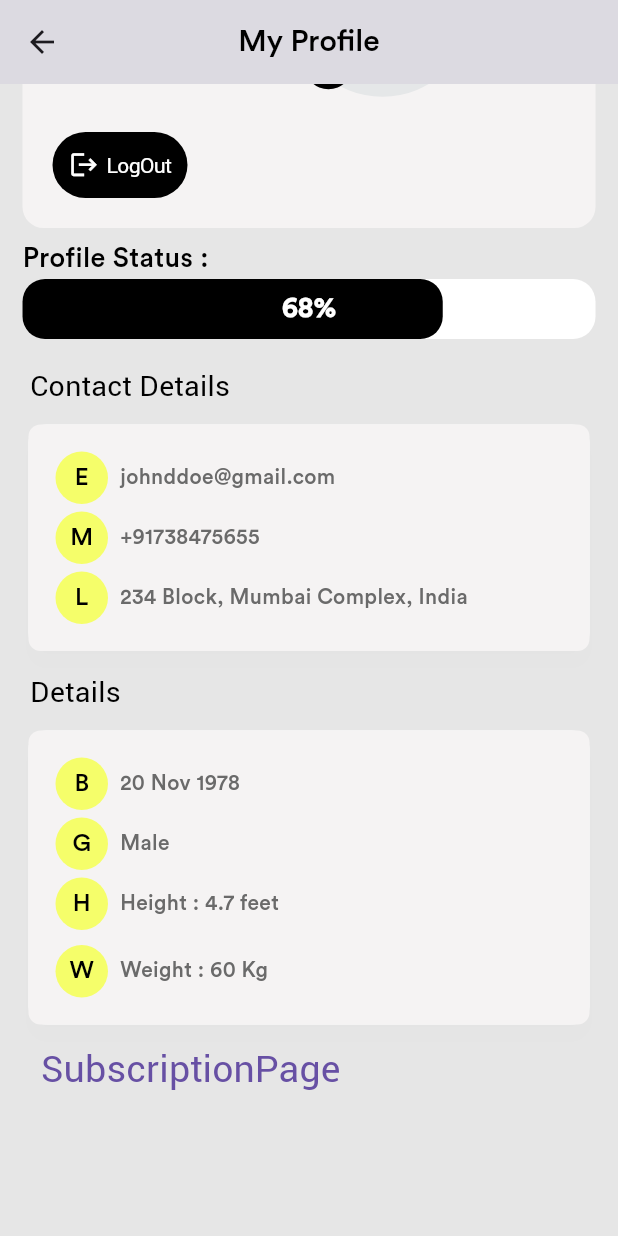
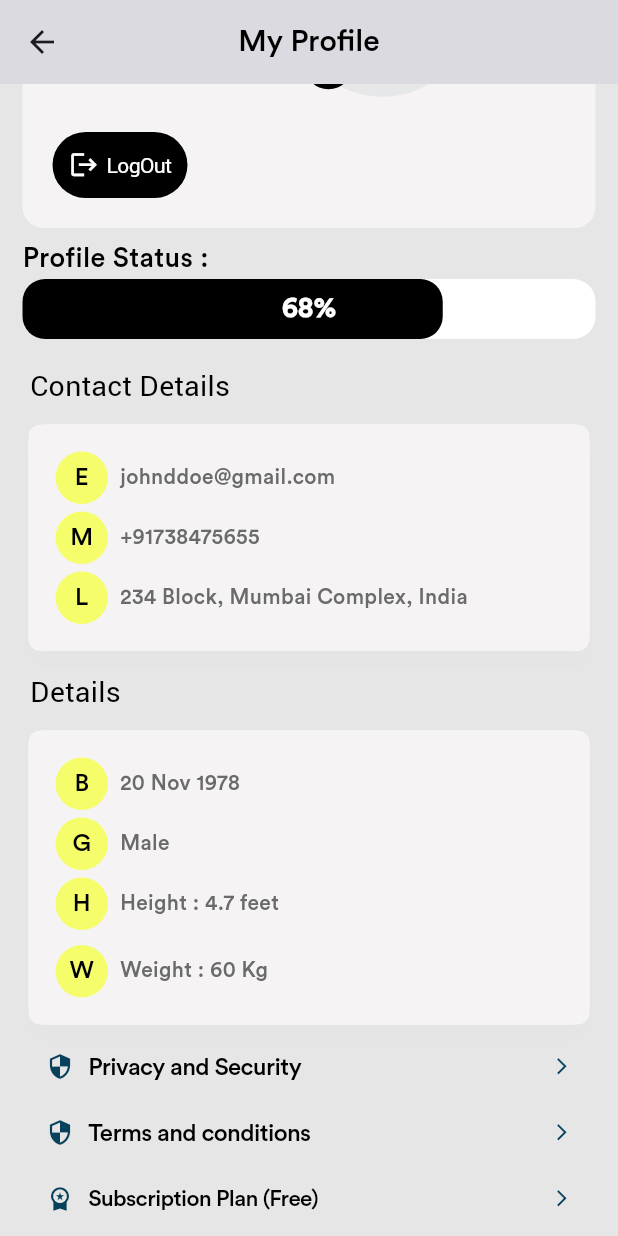
Before and after one commit to expoders8/ZynabAIExpoders, a Flutter app: the ProfilePage screen opened directly, scrolled down 155 dp, on a phone screen of 412 x 824 dp. Run offline on Flutter 3.47's test engine with Material 3 defaults, Android fonts, the phone set to English and light mode, and no system bars; our stand-ins replace accordion, avatar_glow, camera, flutter_typeahead, get, get_storage and 4 more; missing offline and left inert: bottom_picker, flutter_overlay_loader, flutter_sound, voice_message_package; accounts and stored records are empty; Roboto replaces fonts that are missing (CircularStd).

Commit message:
bug fixes

```diff
--- a/lib/app/ui/Profile/profile.dart
+++ b/lib/app/ui/Profile/profile.dart
@@ -1,6 +1,7 @@
 import 'package:get/get.dart';
 import 'package:flutter/material.dart';
 import 'package:flutter/cupertino.dart';
+import 'package:url_launcher/url_launcher.dart';
 import 'package:zynabaiexpoders/app/ui/subscriptionplan/subscription_plan.dart';
 
 import '../../../config/provider/progress.dart';
@@ -590,14 +591,130 @@ class _ProfilePageState extends State<ProfilePage> {
                   ),
                 ),
               ),
-              TextButton(
-                  onPressed: () {
-                    Get.to(() => SubscriptionPage());
-                  },
-                  child: Text(
-                    "SubscriptionPage",
-                    style: TextStyle(fontSize: 25),
-                  )),
+              const SizedBox(height: 10),
+              CupertinoButton(
+                padding: EdgeInsets.zero,
+                onPressed: () async {
+                  var url = "https://www.zaynab.ai/privacy";
+                  if (await canLaunchUrl(Uri.parse(url))) {
+                    await launchUrl(Uri.parse(url));
+                  } else {
+                    throw "Could not launch $url";
+                  }
+                },
+                child: const Padding(
+                  padding: EdgeInsets.fromLTRB(16, 0, 16, 16),
+                  child: Row(
+                    mainAxisAlignment: MainAxisAlignment.spaceBetween,
+                    children: [
+                      Row(
+                        children: [
+                          Icon(
+                            Icons.security,
+                            size: 18,
+                            color: kButtonColor,
+                          ),
+                          SizedBox(width: 10),
+                          Text(
+                            "Privacy and Security",
+                            style: TextStyle(
+                                color: kPrimaryColor,
+                                fontSize: 16,
+                                fontFamily: kCircularStdMedium),
+                          ),
+                        ],
+                      ),
+                      Icon(
+                        Icons.arrow_forward_ios,
+                        size: 13,
+                        color: kButtonColor,
+                      ),
+                    ],
+                  ),
+                ),
+              ),
+              CupertinoButton(
+                padding: EdgeInsets.zero,
+                onPressed: () async {
+                  var url = "https://www.zaynab.ai/terms";
+                  if (await canLaunchUrl(Uri.parse(url))) {
+                    await launchUrl(Uri.parse(url));
+                  } else {
+                    throw "Could not launch $url";
+                  }
+                },
+                child: const Padding(
+                  padding: EdgeInsets.fromLTRB(16, 0, 16, 16),
+                  child: Row(
+                    mainAxisAlignment: MainAxisAlignment.spaceBetween,
+                    children: [
+                      Row(
+                        children: [
+                          Icon(
+                            Icons.security,
+                            size: 18,
+                            color: kButtonColor,
+                          ),
+                          SizedBox(width: 10),
+                          Text(
+                            "Terms and conditions",
+                            style: TextStyle(
+                                color: kPrimaryColor,
+                                fontSize: 16,
+                                fontFamily: kCircularStdMedium),
+                          ),
+                        ],
+                      ),
+                      Icon(
+                        Icons.arrow_forward_ios,
+                        size: 13,
+                        color: kButtonColor,
+                      ),
+                    ],
+                  ),
+                ),
+              ),
+              CupertinoButton(
+                padding: EdgeInsets.zero,
+                onPressed: () async {
+                  Get.to(() => const SubscriptionPage());
+                },
+                child: const Padding(
+                  padding: EdgeInsets.fromLTRB(16, 0, 16, 16),
+                  child: Row(
+                    mainAxisAlignment: MainAxisAlignment.spaceBetween,
+                    children: [
+                      Row(
+                        children: [
+                          Icon(
+                            Icons.workspace_premium_sharp,
+                            size: 18,
+                            color: kButtonColor,
+                          ),
+                          SizedBox(width: 10),
+                          Column(
+                            crossAxisAlignment: CrossAxisAlignment.start,
+                            children: [
+                              Text(
+                                "Subscription Plan (Free)",
+                                style: TextStyle(
+                                    color: kPrimaryColor,
+                                    fontSize: 15,
+                                    fontFamily: kCircularStdMedium),
+                              ),
+                            ],
+                          ),
+                        ],
+                      ),
+                      Icon(
+                        Icons.arrow_forward_ios,
+                        size: 13,
+                        color: kButtonColor,
+                      ),
+                    ],
+                  ),
+                ),
+              ),
               const SizedBox(height: 85)
             ],
           ),
```
Also changed, not shown: 2 other files.
